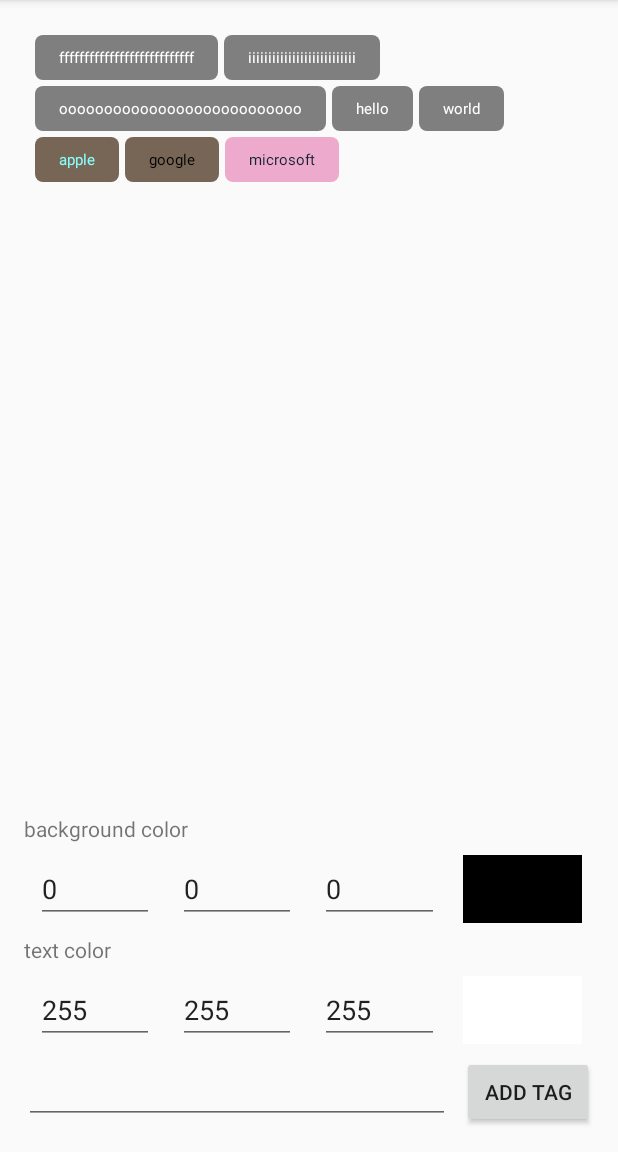
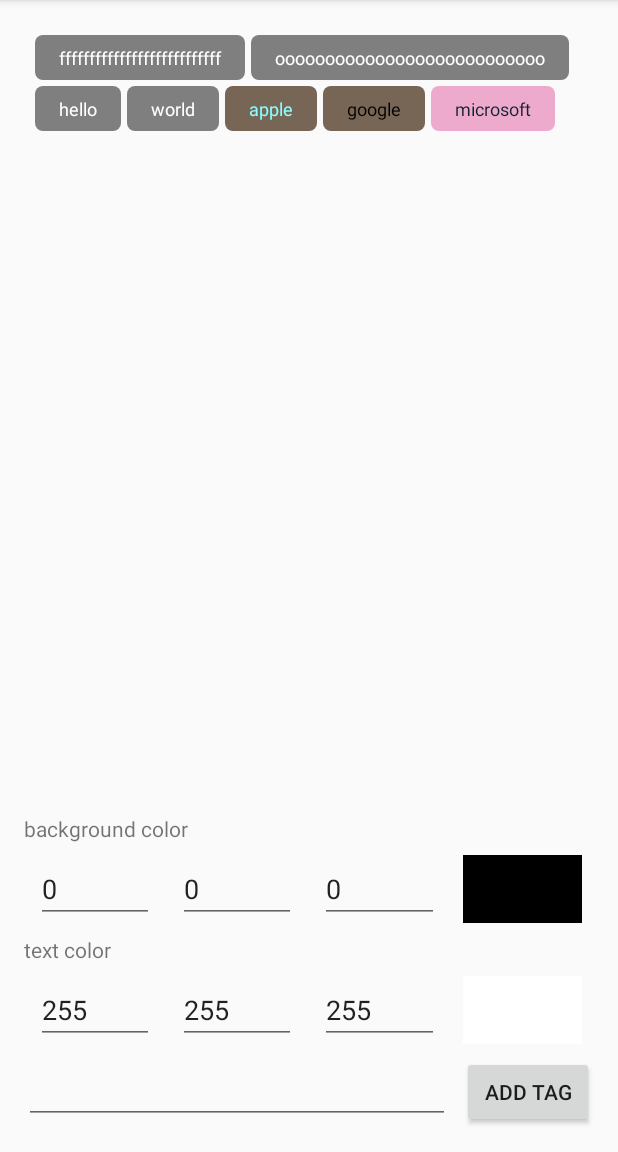
Before and after one commit to nestorm001/TagView, an Android app: the screen it shows after launch (MainActivity), on a phone screen of 412 x 824 dp, the part 84-1236 px from its top. Run offline under Robolectric (Android 15) with nearby library versions, the phone set to English and light mode, and no system bars; our stand-ins replace ButterKnife.

Commit message:
update preview image

```diff
--- a/app/src/main/java/nesto/tagviewrepo/MainActivity.java
+++ b/app/src/main/java/nesto/tagviewrepo/MainActivity.java
@@ -43,7 +43,6 @@ public class MainActivity extends AppCompatActivity {
         setContentView(R.layout.activity_main);
         ButterKnife.bind(this);
         tags.addStringTag("fffffffffffffffffffffffffff")
-                .addStringTag("iiiiiiiiiiiiiiiiiiiiiiiiiii")
                 .addStringTag("ooooooooooooooooooooooooooo")
                 .addStringTags(Arrays.asList("hello", "world"))
                 .addTag(new Tag("apple", Color.argb(0xff, 0x88, 0xff, 0xff),
@@ -64,7 +63,7 @@ public class MainActivity extends AppCompatActivity {
                         // do whatever you like
                     }
                 })
-                .textSize(10)
+                .textSize(12)
                 .margin(2)
                 .padding(16)
                 .corner(5)
```
Also changed, not shown: 4 other files.
